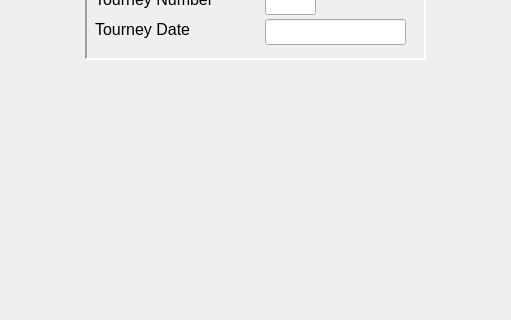
The window that CribbageQt/UI/CribbageQt.ui (mwycombe/CribbageQt) describes before a commit, drawn with Qt 5; both pictures show x 357 to 868 and y 482 to 802 of the 1114 by 915 pixel window.
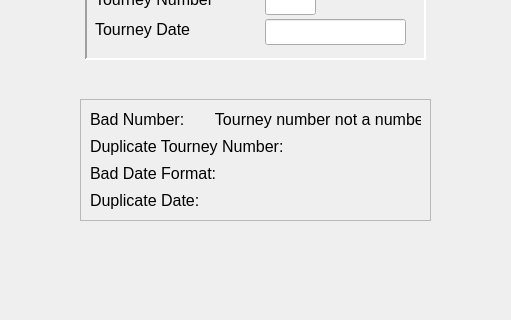
The same window after the commit.

Commit message: tourneys on tab pc

```diff
--- a/CribbageQt/UI/CribbageQt.ui
+++ b/CribbageQt/UI/CribbageQt.ui
@@ -981,6 +981,52 @@
          <set>Qt::AlignmentFlag::AlignCenter</set>
         </property>
        </widget>
+       <widget class="QFrame" name="frame">
+        <property name="geometry">
+         <rect>
+          <x>415</x>
+          <y>310</y>
+          <width>351</width>
+          <height>122</height>
+         </rect>
+        </property>
+        <property name="frameShape">
+         <enum>QFrame::Shape::StyledPanel</enum>
+        </property>
+        <property name="frameShadow">
+         <enum>QFrame::Shadow::Raised</enum>
+        </property>
+        <layout class="QVBoxLayout" name="verticalLayout_3">
+         <item>
+          <widget class="QLabel" name="lb_badNumber">
+           <property name="text">
+            <string>Bad Number:       Tourney number not a number</string>
+           </property>
+          </widget>
+         </item>
+         <item>
+          <widget class="QLabel" name="lb_duplicateTourneyNumber">
+           <property name="text">
+            <string>Duplicate Tourney Number:       </string>
+           </property>
+          </widget>
+         </item>
+         <item>
+          <widget class="QLabel" name="lb_badDateFormat">
+           <property name="text">
+            <string>Bad Date Format:  </string>
+           </property>
+          </widget>
+         </item>
+         <item>
+          <widget class="QLabel" name="lb_duplicateTourneyDate">
+           <property name="text">
+            <string>Duplicate Date:</string>
+           </property>
+          </widget>
+         </item>
+        </layout>
+       </widget>
        <zorder>F6TourneyFrame</zorder>
        <zorder>ExistingTourneysPanel</zorder>
        <zorder>label_4</zorder>
```
Left out of the diff: 3 changed lines with no effect on the pictures. The commit also changes 7 other files.
